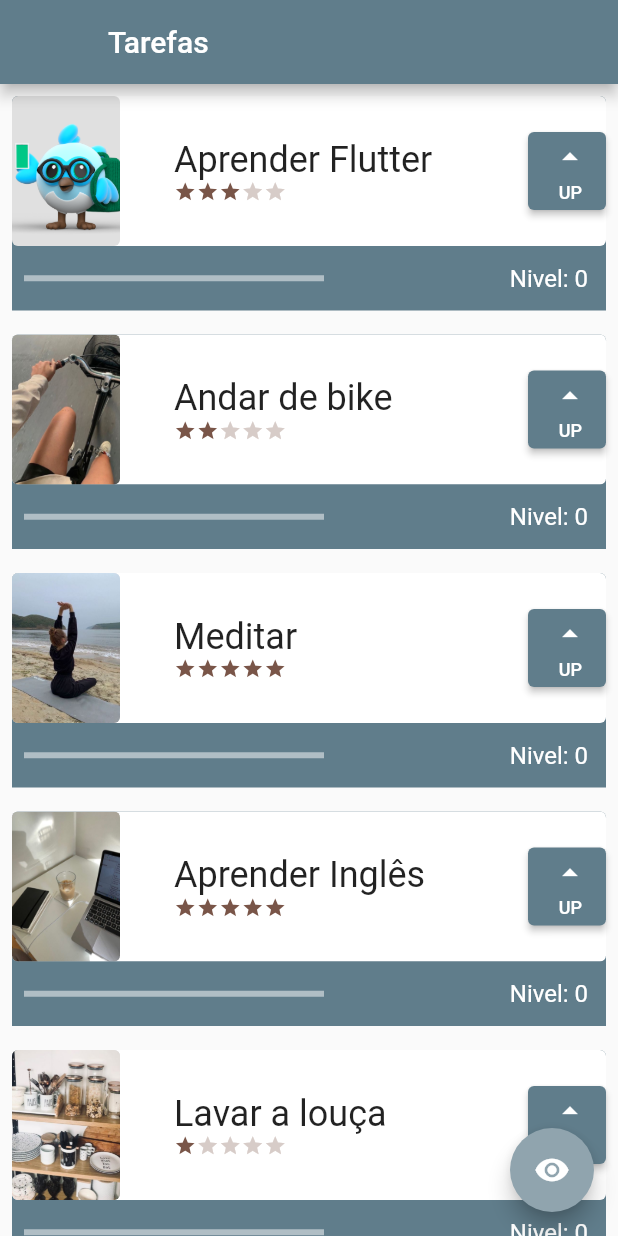
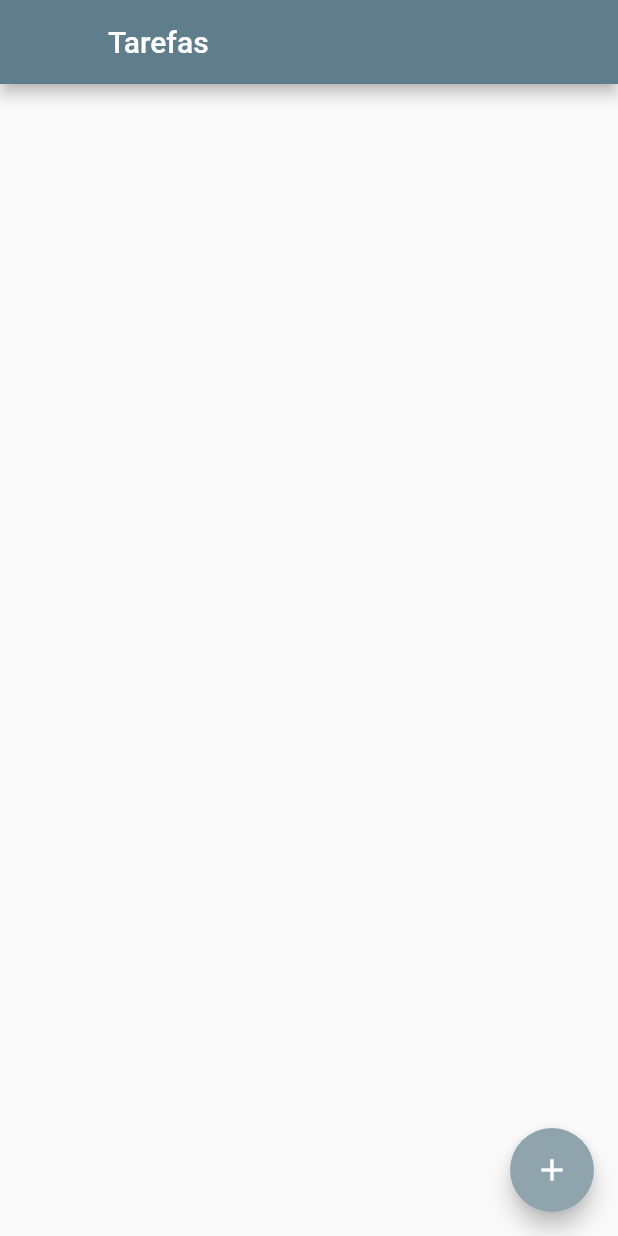
Before and after one commit to isabelaomaciel/to_do_list, a Flutter app: the screen it shows after launch, on a phone screen of 412 x 824 dp. Run offline on Flutter 3.47's test engine with Material 2 defaults, Android fonts, the phone set to English and light mode, and no system bars.

```diff
--- a/lib/screens/initial_screen.dart
+++ b/lib/screens/initial_screen.dart
@@ -1,6 +1,6 @@
-
 import 'package:flutter/material.dart';
 import 'package:to_do/components/task.dart';
+import 'package:to_do/screens/form_screen.dart';
 
 class InitialScreen extends StatefulWidget {
   const InitialScreen({Key? key}) : super(key: key);
@@ -10,78 +10,29 @@ class InitialScreen extends StatefulWidget {
 }
 
 class _InitialScreenState extends State<InitialScreen> {
-  bool opacidade = true;
-
   @override
   Widget build(BuildContext context) {
     return Scaffold(
       appBar: AppBar(
-        leading: Container()
-        ,
-        title
-            :
-        const Text
-          ('Tarefas'),
+        leading: Container(),
+        title: const Text('Tarefas'),
       ),
-      body
-          :
-      AnimatedOpacity
-        (
-        opacity
-            :
-        opacidade
-            ? 1.0 : 0.0,
-        duration: const Duration(milliseconds: 500),
-        child: ListView(
-          children: const [
-            Task(
-                'Aprender Flutter',
-                'assets/images/flutter_one.png',
-                3),
-            Task(
-                'Andar de bike',
-                'assets/images/bike.jpg',
-                2),
-            Task(
-                'Meditar',
-                'assets/images/meditacao.jpg',
-                5),
-            Task(
-                'Aprender Inglês',
-                'assets/images/study.jpg',
-                5),
-            Task(
-                'Lavar a louça',
-                'assets/images/home.jpg',
-                1),
-            Task(
-                'Ler um livro',
-                'assets/images/books.jpg',
-                2),
-            Task(
-                'Passear com o cachorro',
-                'assets/images/dog.jpg',
-                3),
-            Task(
-                'Jantar com os amigos',
-                'assets/images/jantar.jpg',
-                1),
+      body: ListView(
+        children: const [
 
-            SizedBox(height: 80,)
-
-          ],
-        ),
+          SizedBox(
+            height: 80,
+          )
+        ],
       ),
       floatingActionButton: FloatingActionButton(
         onPressed: () {
-          setState(() {
-            opacidade = !opacidade;
-          });
+          Navigator.push(
+              context, MaterialPageRoute(builder: (context) => FormScreen()));
         },
         backgroundColor: Colors.blueGrey[300],
-        child: const Icon(Icons.remove_red_eye),
+        child: const Icon(Icons.add),
       ),
-
     );
   }
 }
```
Also changed, not shown: lib/data/task_inherited.dart (added, +34 -0 lines), lib/screens/form_screen.dart (+45 -10 lines).
